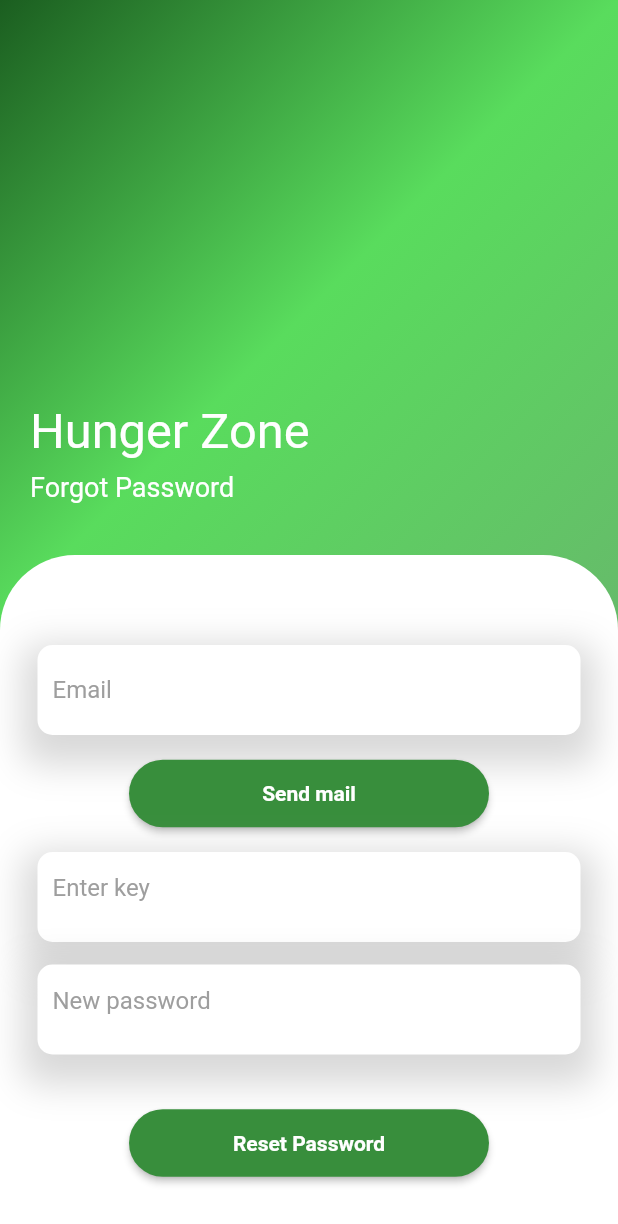
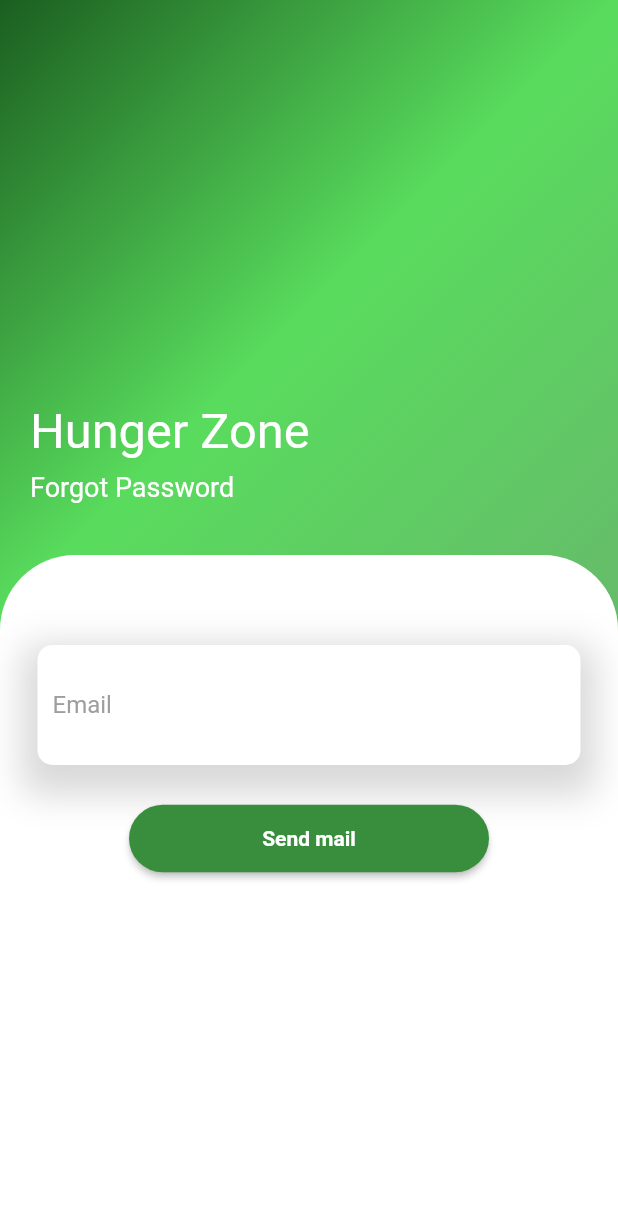
Before and after one commit to INTERNS-LXI-TECHNOLOGIES/HungryZoneClient, a Flutter app: the ForgotPasswordScreen screen opened directly, on a phone screen of 412 x 824 dp. Shown: the top 1224 px of the screen. Run offline on Flutter 3.47's test engine with Material 2 defaults, Android fonts, the phone set to English and light mode, and no system bars; our stand-ins replace bloc, built_collection, built_value, dio, equatable, flutter_bloc and 6 more; missing offline and left inert: curved_drawer_fork; accounts and stored records are empty.

Commit message:
forgot password bloc

```diff
--- a/lib/presentation/screens/forgot_password_screen.dart
+++ b/lib/presentation/screens/forgot_password_screen.dart
@@ -18,7 +18,7 @@ class ForgotPasswordScreen extends StatelessWidget {
 
   @override
   Widget build(BuildContext context) {
-    return BlocListener<PasswordBloc, PasswordState>(
+    return BlocConsumer<PasswordBloc, PasswordState>(
       listener: (context, state) async {
         if (state is ForgotPasswordLoaded) {
           emailController.clear();
@@ -59,7 +59,7 @@ class ForgotPasswordScreen extends StatelessWidget {
           newPasswordController.clear();
         }
       },
-      child: Scaffold(
+      builder: (context, state) => Scaffold(
         body: SingleChildScrollView(
           child: Container(
             height: MediaQuery.of(context).size.height,
@@ -107,15 +107,155 @@ class ForgotPasswordScreen extends StatelessWidget {
                     ),
                     child: Form(
                       key: _validKey,
-                      child: SingleChildScrollView(
+                      child: BlocBuilder<PasswordBloc, PasswordState>(
+                        builder: (context, state) {
+                          if (state is ForgotPasswordLoaded) {
+                            return SingleChildScrollView(
                                 child: Column(
+                              children: [
+                                //sendMail(context),
+
+                                //
+                                //field for change password key
+                                resetPassword(context),
+                              ],
+                            ));
+                          } else {
+                            return SingleChildScrollView(
+                                child: Column(
+                              children: [
+                                sendMail(context),
+
+                                //
+                                //field for change password key
+                                // resetPassword(context),
+                              ],
+                            ));
+                          }
+                        },
+                      ),
+                    ),
+                  ),
+                ),
+              ],
+            ),
+          ),
+        ),
+      ),
+    );
+  }
+
+  Column sendMail(BuildContext context) {
+    return Column(
       children: [
         const SizedBox(height: 60),
 
-                          /// Text Fields
+        /// Text Field for email
+        emailTextField(context),
+        const SizedBox(height: 25),
+
+        /// send maiil button
+        sendMailButton(context),
+        const SizedBox(height: 15),
+      ],
+    );
+  }
+
+  Column resetPassword(BuildContext context) {
+    return Column(
+      children: [
         Container(
           margin: const EdgeInsets.symmetric(horizontal: 25),
-                            height: 60,
+          height: 80,
+          width: MediaQuery.of(context).size.width,
+          decoration: BoxDecoration(
+              color: Colors.white,
+              borderRadius: BorderRadius.circular(10),
+              boxShadow: [
+                BoxShadow(
+                    color: Colors.grey.withOpacity(0.4),
+                    blurRadius: 20,
+                    spreadRadius: 10,
+                    offset: const Offset(0, 10)),
+              ]),
+          child: TextFormField(
+            controller: keyController,
+            decoration: const InputDecoration(
+                contentPadding: EdgeInsets.symmetric(horizontal: 10),
+                border: InputBorder.none,
+                hintText: "Enter key",
+                hintStyle: TextStyle(color: Colors.grey)),
+          ),
+        ),
+        const SizedBox(
+          height: 15,
+        ),
+
+        //
+        //field for new password
+
+        Container(
+          margin: const EdgeInsets.symmetric(horizontal: 25),
+          height: 80,
+          width: MediaQuery.of(context).size.width,
+          decoration: BoxDecoration(
+              color: Colors.white,
+              borderRadius: BorderRadius.circular(10),
+              boxShadow: [
+                BoxShadow(
+                    color: Colors.grey.withOpacity(0.4),
+                    blurRadius: 20,
+                    spreadRadius: 10,
+                    offset: const Offset(0, 10)),
+              ]),
+          child: TextFormField(
+            controller: newPasswordController,
+            decoration: const InputDecoration(
+                contentPadding: EdgeInsets.symmetric(horizontal: 10),
+                border: InputBorder.none,
+                hintText: "New password",
+                hintStyle: TextStyle(color: Colors.grey)),
+          ),
+        ),
+        const SizedBox(
+          height: 35,
+        ),
+        //
+        //
+        //Button for reset passwword and Newpppassword model
+        MaterialButton(
+          onPressed: () {
+            bool isValidate = _validKey.currentState!.validate();
+            if (isValid == true || isValidate == true) {
+              KeyAndPasswordVMBuilder newPasswordBody =
+                  KeyAndPasswordVMBuilder();
+              newPasswordBody.key = keyController.text;
+
+              newPasswordBody.newPassword = newPasswordController.text;
+              KeyAndPasswordVM newPasswordFinish = newPasswordBody.build();
+              BlocProvider.of<PasswordBloc>(context).add(
+                  ForgotPasswordKeyEvent(newPasswordBody: newPasswordFinish));
+            } else {}
+            //Navigator.of(context).pop();
+          },
+          height: 45,
+          minWidth: 240,
+          textColor: Colors.white,
+          color: Colors.green.shade700,
+          shape: const StadiumBorder(),
+          child: const Text(
+            'Reset Password',
+            style: TextStyle(fontSize: 14, fontWeight: FontWeight.bold),
+          ),
+        ),
+      ],
+    );
+  }
+
+  Container emailTextField(BuildContext context) {
+    return Container(
+      margin: const EdgeInsets.symmetric(horizontal: 25),
+      height: 80,
       width: MediaQuery.of(context).size.width,
       decoration: BoxDecoration(
           color: Colors.white,
@@ -147,26 +287,23 @@ class ForgotPasswordScreen extends StatelessWidget {
               }
             },
             decoration: const InputDecoration(
-                                      contentPadding:
-                                          EdgeInsets.symmetric(horizontal: 10),
+                contentPadding: EdgeInsets.symmetric(horizontal: 10),
                 border: InputBorder.none,
                 hintText: "Email",
                 hintStyle: TextStyle(color: Colors.grey)),
           ),
         ],
       ),
-                          ),
-                          const SizedBox(height: 15),
+    );
+  }
 
-                          /// send maiil button
-                          MaterialButton(
+  MaterialButton sendMailButton(BuildContext context) {
+    return MaterialButton(
       onPressed: () {
-                              bool isValidate =
-                                  _validKey.currentState!.validate();
+        bool isValidate = _validKey.currentState!.validate();
         if (isValid == true || isValidate == true) {
-                                BlocProvider.of<PasswordBloc>(context).add(
-                                    ForgotPasswordEvent(
-                                        emailId: emailController.text));
+          BlocProvider.of<PasswordBloc>(context)
+              .add(ForgotPasswordEvent(emailId: emailController.text));
         } else {}
         //Navigator.of(context).pop();
       },
@@ -177,110 +314,7 @@ class ForgotPasswordScreen extends StatelessWidget {
       shape: const StadiumBorder(),
       child: const Text(
         'Send mail',
-                              style: TextStyle(
-                                  fontSize: 14, fontWeight: FontWeight.bold),
-                            ),
-                          ),
-                          const SizedBox(height: 15),
-                          //
-                          //field for change password key
-                          Container(
-                            margin: const EdgeInsets.symmetric(horizontal: 25),
-                            height: 60,
-                            width: MediaQuery.of(context).size.width,
-                            decoration: BoxDecoration(
-                                color: Colors.white,
-                                borderRadius: BorderRadius.circular(10),
-                                boxShadow: [
-                                  BoxShadow(
-                                      color: Colors.grey.withOpacity(0.4),
-                                      blurRadius: 20,
-                                      spreadRadius: 10,
-                                      offset: const Offset(0, 10)),
-                                ]),
-                            child: TextFormField(
-                              controller: keyController,
-                              decoration: const InputDecoration(
-                                  contentPadding:
-                                      EdgeInsets.symmetric(horizontal: 10),
-                                  border: InputBorder.none,
-                                  hintText: "Enter key",
-                                  hintStyle: TextStyle(color: Colors.grey)),
-                            ),
-                          ),
-
-                          const SizedBox(
-                            height: 15,
-                          ),
-                          Container(
-                            margin: const EdgeInsets.symmetric(horizontal: 25),
-                            height: 60,
-                            width: MediaQuery.of(context).size.width,
-                            decoration: BoxDecoration(
-                                color: Colors.white,
-                                borderRadius: BorderRadius.circular(10),
-                                boxShadow: [
-                                  BoxShadow(
-                                      color: Colors.grey.withOpacity(0.4),
-                                      blurRadius: 20,
-                                      spreadRadius: 10,
-                                      offset: const Offset(0, 10)),
-                                ]),
-                            child: TextFormField(
-                              controller: newPasswordController,
-                              decoration: const InputDecoration(
-                                  contentPadding:
-                                      EdgeInsets.symmetric(horizontal: 10),
-                                  border: InputBorder.none,
-                                  hintText: "New password",
-                                  hintStyle: TextStyle(color: Colors.grey)),
-                            ),
-                          ),
-                          const SizedBox(
-                            height: 35,
-                          ),
-                          //
-                          //
-                          //reset passwword and Newpppassword model
-                          MaterialButton(
-                            onPressed: () {
-                              bool isValidate =
-                                  _validKey.currentState!.validate();
-                              if (isValid == true || isValidate == true) {
-                                KeyAndPasswordVMBuilder newPasswordBody =
-                                    KeyAndPasswordVMBuilder();
-                                newPasswordBody.key = keyController.text;
-
-                                newPasswordBody.newPassword =
-                                    newPasswordController.text;
-                                KeyAndPasswordVM newPasswordFinish =
-                                    newPasswordBody.build();
-                                BlocProvider.of<PasswordBloc>(context).add(
-                                    ForgotPasswordKeyEvent(
-                                        newPasswordBody: newPasswordFinish));
-                              } else {}
-                              //Navigator.of(context).pop();
-                            },
-                            height: 45,
-                            minWidth: 240,
-                            textColor: Colors.white,
-                            color: Colors.green.shade700,
-                            shape: const StadiumBorder(),
-                            child: const Text(
-                              'Reset Password',
-                              style: TextStyle(
-                                  fontSize: 14, fontWeight: FontWeight.bold),
-                            ),
-                          ),
-                        ],
-                      )),
-                    ),
-                  ),
-                ),
-              ],
-            ),
-          ),
-        ),
+        style: TextStyle(fontSize: 14, fontWeight: FontWeight.bold),
       ),
     );
   }
```
Lines whose indentation alone changed are shown as unchanged.
